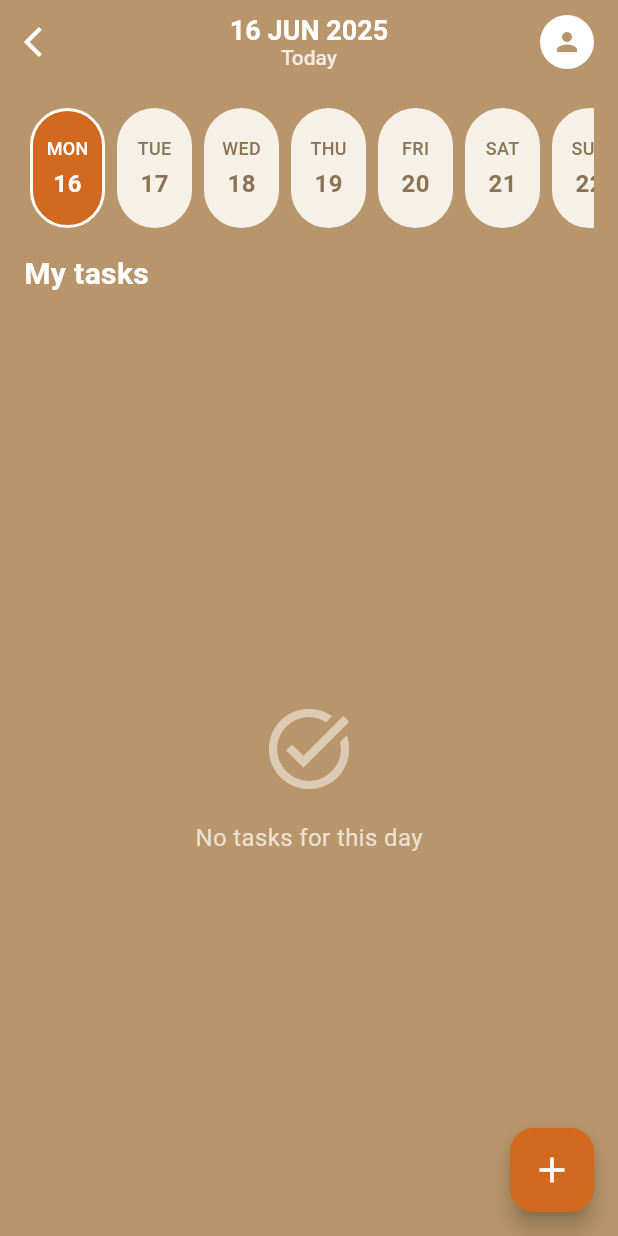
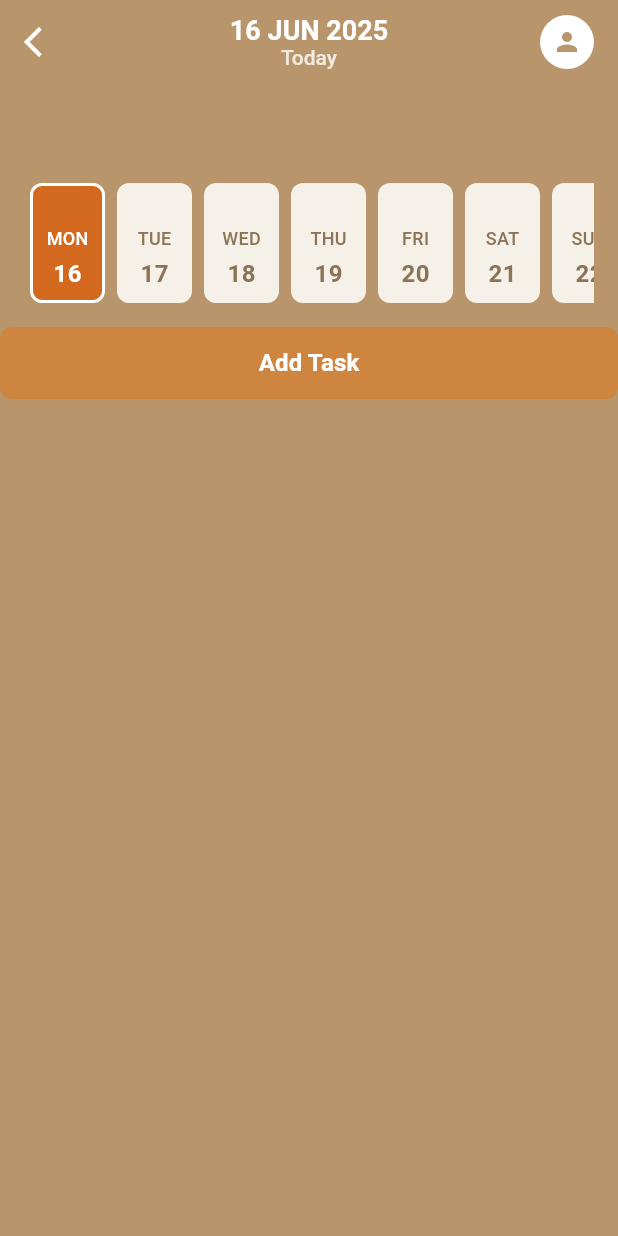
Before and after one commit to phaitoun/flutter-final-project, a Flutter app: the TodoScreen screen opened by its route, on a phone screen of 412 x 824 dp. Run offline on Flutter 3.47's test engine with Material 3 defaults, Android fonts, the phone set to English and light mode, and no system bars; our stand-ins replace cloud_firestore, firebase_auth, firebase_core; accounts and stored records are empty.

Commit message:
add button

```diff
--- a/flutter_application_1/lib/screens/todo_screen.dart
+++ b/flutter_application_1/lib/screens/todo_screen.dart
@@ -4,6 +4,7 @@ import 'package:cloud_firestore/cloud_firestore.dart';
 import 'package:intl/intl.dart';
 import '../utils/app_colors.dart';
 import '../models/task_model.dart';
+import '../widgets/custom_button.dart';
 
 class TodoScreen extends StatefulWidget {
   @override
@@ -49,6 +50,80 @@ class _TodoScreenState extends State<TodoScreen> {
         date.year == now.year;
   }
 
+  @override
+  Widget build(BuildContext context) {
+    return Scaffold(
+      appBar: AppBar(
+        leading: IconButton(
+          icon: Icon(Icons.arrow_back_ios, color: Colors.white),
+          onPressed: () => Navigator.pop(context),
+        ),
+        title: Column(
+          children: [
+            Text(
+              DateFormat('dd MMM yyyy').format(selectedDate).toUpperCase(),
+              style: TextStyle(
+                color: Colors.white,
+                fontSize: 18,
+                fontWeight: FontWeight.bold,
+              ),
+            ),
+            Text(
+              'Today',
+              style: TextStyle(
+                color: Colors.white.withOpacity(0.8),
+                fontSize: 14,
+              ),
+            ),
+          ],
+        ),
+        actions: [
+          Container(
+            margin: EdgeInsets.only(right: 16),
+            child: CircleAvatar(
+              backgroundColor: Colors.white,
+              radius: 18,
+              child: Icon(Icons.person, color: AppColors.background, size: 20),
+            ),
+          ),
+        ],
+      ),
+      body: Column(
+        children: [
+          // Week Calendar
+          SizedBox(height: 50),
+          Container(padding: EdgeInsets.all(16), child: _buildWeekCalendar()),
+          // My Tasks Header
+          // Container(
+          //   padding: EdgeInsets.symmetric(horizontal: 16),
+          //   alignment: Alignment.centerLeft,
+          //   child: Text(
+          //     'My tasks',
+          //     style: TextStyle(
+          //       fontSize: 20,
+          //       fontWeight: FontWeight.bold,
+          //       color: Colors.white,
+          //     ),
+          //   ),
+          // ),
+          // SizedBox(height: 16),
+          // // Tasks List
+          // Expanded(child: _buildTaskList()),
+          // SizedBox(height: 16),
+          CustomButton(
+            text: "Add Task",
+            onPressed: () => {_showAddTaskDialog()},
+          ),
+        ],
+      ),
+      // floatingActionButton: FloatingActionButton(
+      //   onPressed: () => _showAddTaskDialog(),
+      //   backgroundColor: AppColors.accent,
+      //   child: Icon(Icons.add, color: Colors.white, size: 28),
+      // ),
+    );
+  }
+
   Widget _buildWeekCalendar() {
     return Container(
       height: 80,
@@ -69,10 +144,13 @@ class _TodoScreenState extends State<TodoScreen> {
             },
             child: Container(
               width: 50,
+              height: 70, // Added explicit height for square appearance
               margin: EdgeInsets.symmetric(horizontal: 4),
               decoration: BoxDecoration(
                 color: isSelected ? AppColors.accent : AppColors.cardBackground,
-                borderRadius: BorderRadius.circular(25),
+                borderRadius: BorderRadius.circular(
+                  8,
+                ), // Reduced border radius for square look
                 border: isToday
                     ? Border.all(color: Colors.white, width: 2)
                     : null,
@@ -80,6 +158,7 @@ class _TodoScreenState extends State<TodoScreen> {
               child: Column(
                 mainAxisAlignment: MainAxisAlignment.center,
                 children: [
+                  SizedBox(height: 20),
                   Text(
                     _getDayName(date).toUpperCase(),
                     style: TextStyle(
@@ -557,71 +636,11 @@ class _TodoScreenState extends State<TodoScreen> {
     });
   }
 
-  @override
-  Widget build(BuildContext context) {
-    return Scaffold(
-      appBar: AppBar(
-        leading: IconButton(
-          icon: Icon(Icons.arrow_back_ios, color: Colors.white),
-          onPressed: () => Navigator.pop(context),
-        ),
-        title: Column(
-          children: [
-            Text(
-              DateFormat('dd MMM yyyy').format(selectedDate).toUpperCase(),
-              style: TextStyle(
-                color: Colors.white,
-                fontSize: 18,
-                fontWeight: FontWeight.bold,
-              ),
-            ),
-            Text(
-              'Today',
-              style: TextStyle(
-                color: Colors.white.withOpacity(0.8),
-                fontSize: 14,
-              ),
-            ),
-          ],
-        ),
-        actions: [
-          Container(
-            margin: EdgeInsets.only(right: 16),
-            child: CircleAvatar(
-              backgroundColor: Colors.white,
-              radius: 18,
-              child: Icon(Icons.person, color: AppColors.background, size: 20),
-            ),
-          ),
-        ],
-      ),
-      body: Column(
-        children: [
-          // Week Calendar
-          Container(padding: EdgeInsets.all(16), child: _buildWeekCalendar()),
-          // My Tasks Header
-          Container(
-            padding: EdgeInsets.symmetric(horizontal: 16),
-            alignment: Alignment.centerLeft,
-            child: Text(
-              'My tasks',
-              style: TextStyle(
-                fontSize: 20,
-                fontWeight: FontWeight.bold,
-                color: Colors.white,
-              ),
-            ),
-          ),
-          SizedBox(height: 16),
-          // Tasks List
-          Expanded(
-            child: Container(
+  Widget _buildTaskList() {
+    return Container(
       padding: EdgeInsets.symmetric(horizontal: 16),
       child: StreamBuilder<QuerySnapshot>(
-                stream: _firestore
-                    .collection('tasks')
-                    .orderBy('startTime')
-                    .snapshots(),
+        stream: _firestore.collection('tasks').orderBy('startTime').snapshots(),
         builder: (context, snapshot) {
           if (snapshot.hasError) {
             return Center(child: Text('Error: ${snapshot.error}'));
@@ -670,15 +689,6 @@ class _TodoScreenState extends State<TodoScreen> {
           );
         },
       ),
-            ),
-          ),
-        ],
-      ),
-      floatingActionButton: FloatingActionButton(
-        onPressed: _showAddTaskDialog,
-        backgroundColor: AppColors.accent,
-        child: Icon(Icons.add, color: Colors.white, size: 28),
-      ),
     );
   }
 }
```
Lines whose indentation alone changed are shown as unchanged.
